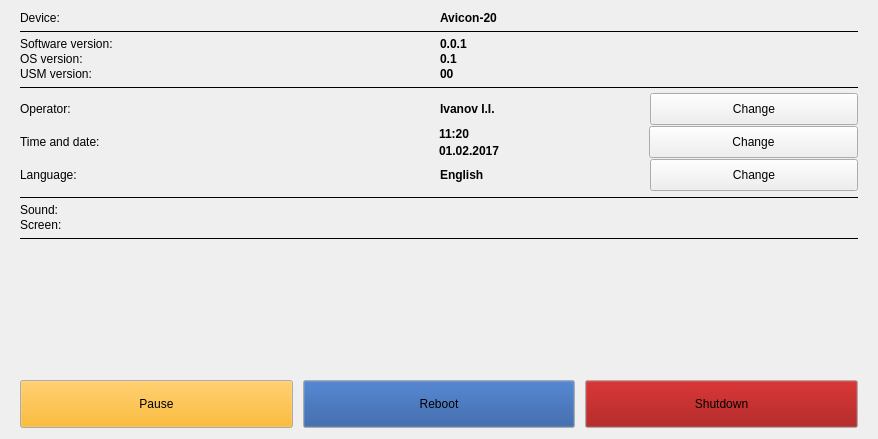
dmitry64/av20, file ui/systemwidget.ui: the form before one commit.
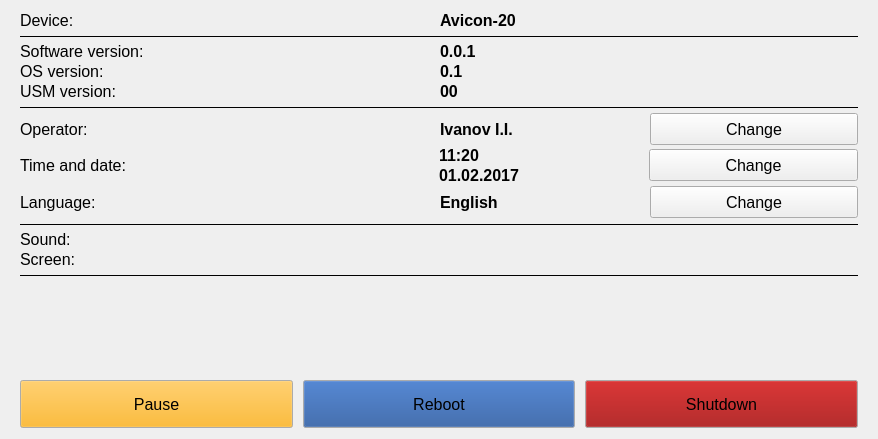
The form after the commit. Icons and pictures are not drawn. Custom widgets are drawn as their Qt base class.

The edit to the form file:
```diff
--- a/ui/systemwidget.ui
+++ b/ui/systemwidget.ui
@@ -10,6 +10,11 @@
     <height>439</height>
    </rect>
   </property>
+  <property name="font">
+   <font>
+    <pointsize>12</pointsize>
+   </font>
+  </property>
   <property name="windowTitle">
    <string>Form</string>
   </property>
```
